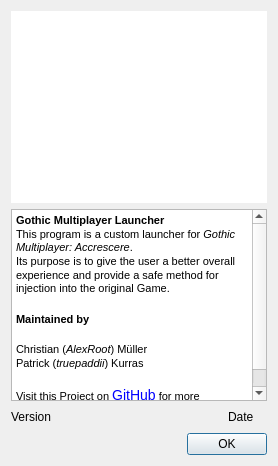
Old version of the form src/dialoginfo.ui in the repository GothicMultiplayerAccrescere/Launcher.
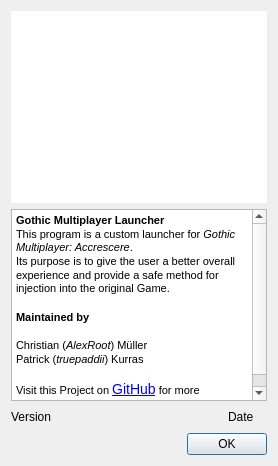
New version of the form. Icons and pictures are not drawn.

Commit message: [*] made link in info dialog clickable

Diff of the .ui file:
```diff
--- a/src/dialoginfo.ui
+++ b/src/dialoginfo.ui
@@ -55,7 +55,7 @@
     </widget>
    </item>
    <item>
-    <widget class="QTextEdit" name="textEdit">
+    <widget class="QTextBrowser" name="textBrowser">
      <property name="enabled">
       <bool>true</bool>
      </property>
@@ -85,8 +85,8 @@
       <string>&lt;!DOCTYPE HTML PUBLIC &quot;-//W3C//DTD HTML 4.0//EN&quot; &quot;http://www.w3.org/TR/REC-html40/strict.dtd&quot;&gt;
 &lt;html&gt;&lt;head&gt;&lt;meta name=&quot;qrichtext&quot; content=&quot;1&quot; /&gt;&lt;style type=&quot;text/css&quot;&gt;
 p, li { white-space: pre-wrap; }
-&lt;/style&gt;&lt;/head&gt;&lt;body style=&quot; font-family:'Georgia,serif'; font-size:14px; font-weight:400; font-style:normal;&quot;&gt;
-&lt;p style=&quot; margin-top:12px; margin-bottom:12px; margin-left:0px; margin-right:0px; -qt-block-indent:0; text-indent:0px; line-height:105%;&quot;&gt;&lt;span style=&quot; font-family:'MS Shell Dlg 2'; font-size:8pt; font-weight:600;&quot;&gt;Gothic Multiplayer Launcher&lt;/span&gt;&lt;span style=&quot; font-family:'MS Shell Dlg 2'; font-size:8pt;&quot;&gt; &lt;br /&gt;This program is a custom launcher for &lt;/span&gt;&lt;span style=&quot; font-family:'MS Shell Dlg 2'; font-size:8pt; font-style:italic;&quot;&gt;Gothic Multiplayer: Accrescere&lt;/span&gt;&lt;span style=&quot; font-family:'MS Shell Dlg 2'; font-size:8pt;&quot;&gt;.&lt;br /&gt;Its purpose is to give the user a better overall experience and provide a safe method for injection into the original Game. &lt;br /&gt;&lt;/span&gt;&lt;span style=&quot; font-family:'MS Shell Dlg 2'; font-size:8pt; font-weight:600;&quot;&gt;&lt;br /&gt;Maintained by&lt;br /&gt;&lt;/span&gt;&lt;span style=&quot; font-family:'MS Shell Dlg 2'; font-size:8pt;&quot;&gt;&lt;br /&gt;Christian (&lt;/span&gt;&lt;span style=&quot; font-family:'MS Shell Dlg 2'; font-size:8pt; font-style:italic;&quot;&gt;AlexRoot&lt;/span&gt;&lt;span style=&quot; font-family:'MS Shell Dlg 2'; font-size:8pt;&quot;&gt;) Müller&lt;br /&gt;Patrick (&lt;/span&gt;&lt;span style=&quot; font-family:'MS Shell Dlg 2'; font-size:8pt; font-style:italic;&quot;&gt;truepaddii&lt;/span&gt;&lt;span style=&quot; font-family:'MS Shell Dlg 2'; font-size:8pt;&quot;&gt;) Kurras&lt;br /&gt;&lt;br /&gt;Visit this Project on &lt;/span&gt;&lt;a href=&quot;https://github.com/truepaddii/GothicMultiplayerLauncher&quot;&gt;&lt;span style=&quot; font-size:14px; text-decoration: underline; color:#0000ff;&quot;&gt;GitHub&lt;/span&gt;&lt;/a&gt;&lt;span style=&quot; font-family:'MS Shell Dlg 2'; font-size:8pt;&quot;&gt; for more information.&lt;/span&gt;&lt;/p&gt;&lt;/body&gt;&lt;/html&gt;</string>
+&lt;/style&gt;&lt;/head&gt;&lt;body style=&quot; font-family:'Sans Serif'; font-size:9pt; font-weight:400; font-style:normal;&quot;&gt;
+&lt;p style=&quot; margin-top:12px; margin-bottom:12px; margin-left:0px; margin-right:0px; -qt-block-indent:0; text-indent:0px; line-height:105%;&quot;&gt;&lt;span style=&quot; font-family:'MS Shell Dlg 2'; font-size:8pt; font-weight:600;&quot;&gt;Gothic Multiplayer Launcher&lt;/span&gt;&lt;span style=&quot; font-family:'MS Shell Dlg 2'; font-size:8pt;&quot;&gt; &lt;br /&gt;This program is a custom launcher for &lt;/span&gt;&lt;span style=&quot; font-family:'MS Shell Dlg 2'; font-size:8pt; font-style:italic;&quot;&gt;Gothic Multiplayer: Accrescere&lt;/span&gt;&lt;span style=&quot; font-family:'MS Shell Dlg 2'; font-size:8pt;&quot;&gt;.&lt;br /&gt;Its purpose is to give the user a better overall experience and provide a safe method for injection into the original Game. &lt;br /&gt;&lt;/span&gt;&lt;span style=&quot; font-family:'MS Shell Dlg 2'; font-size:8pt; font-weight:600;&quot;&gt;&lt;br /&gt;Maintained by&lt;br /&gt;&lt;/span&gt;&lt;span style=&quot; font-family:'MS Shell Dlg 2'; font-size:8pt;&quot;&gt;&lt;br /&gt;Christian (&lt;/span&gt;&lt;span style=&quot; font-family:'MS Shell Dlg 2'; font-size:8pt; font-style:italic;&quot;&gt;AlexRoot&lt;/span&gt;&lt;span style=&quot; font-family:'MS Shell Dlg 2'; font-size:8pt;&quot;&gt;) Müller&lt;br /&gt;Patrick (&lt;/span&gt;&lt;span style=&quot; font-family:'MS Shell Dlg 2'; font-size:8pt; font-style:italic;&quot;&gt;truepaddii&lt;/span&gt;&lt;span style=&quot; font-family:'MS Shell Dlg 2'; font-size:8pt;&quot;&gt;) Kurras&lt;br /&gt;&lt;br /&gt;Visit this Project on &lt;/span&gt;&lt;a href=&quot;https://github.com/truepaddii/GothicMultiplayerLauncher&quot;&gt;&lt;span style=&quot; font-family:'Georgia,serif'; font-size:14px; text-decoration: underline; color:#0000ff;&quot;&gt;GitHub&lt;/span&gt;&lt;/a&gt;&lt;span style=&quot; font-family:'MS Shell Dlg 2'; font-size:8pt;&quot;&gt; for more information.&lt;/span&gt;&lt;/p&gt;&lt;/body&gt;&lt;/html&gt;</string>
      </property>
      <property name="textInteractionFlags">
       <set>Qt::LinksAccessibleByMouse</set>
```
Left out of the diff: 3 changed lines with no effect on the pictures.
